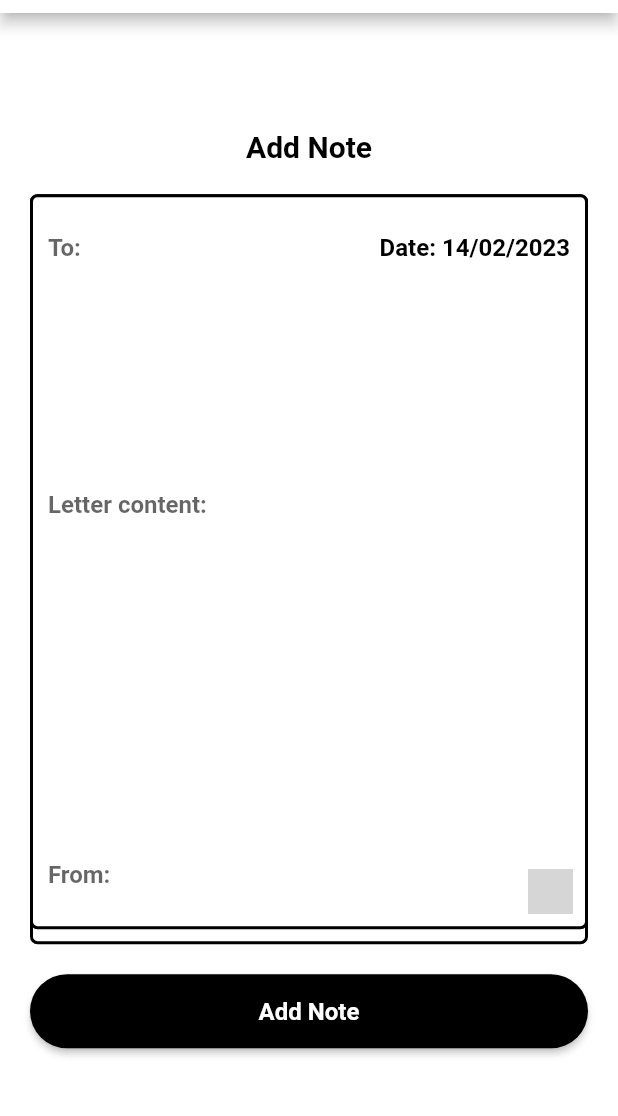
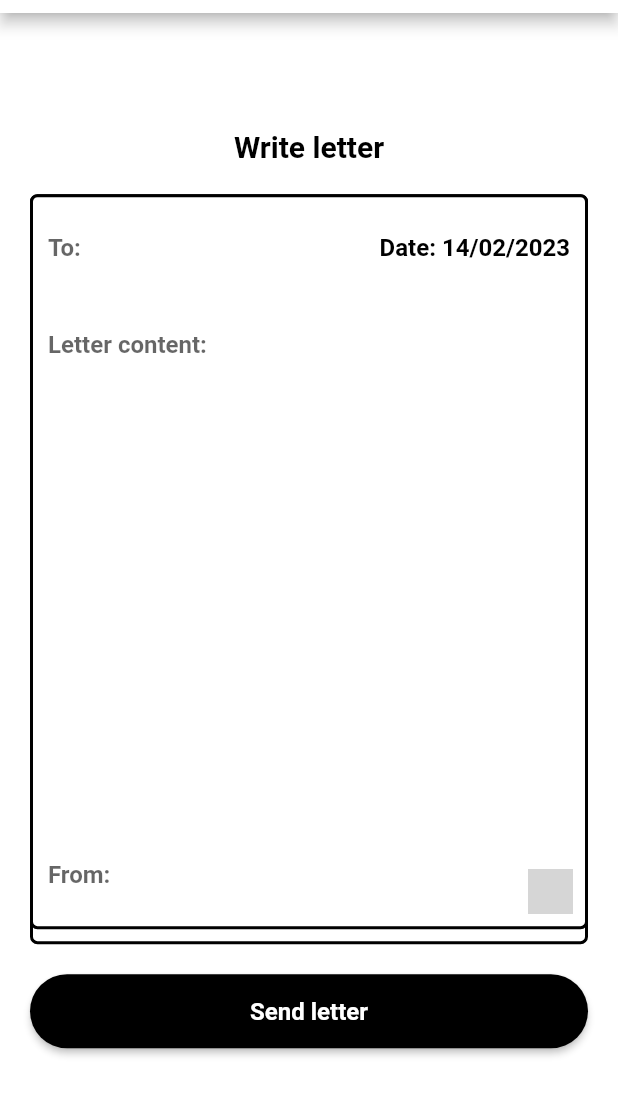
Before and after one commit to sadeelmu/lettre, a Flutter app: the AddNote screen opened by its route, on a phone screen of 412 x 824 dp, the part 71-1187 px from its top. Run offline on Flutter 3.47's test engine with Material 2 defaults, Android fonts, the phone set to English and light mode, and no system bars; our stand-ins replace cloud_firestore, firebase_core, flip_card, get_it, google_fonts; accounts and stored records are empty; grey boxes are pictures that could not be loaded.

Commit message:
fixed ui

```diff
--- a/lib/screens/add_note/add_note.dart
+++ b/lib/screens/add_note/add_note.dart
@@ -68,7 +68,7 @@ class _AddNoteState extends State<AddNote> {
           mainAxisAlignment: MainAxisAlignment.center,
           children: [
             Text(
-              "Add Note",
+              "Write letter",
               style: GoogleFonts.roboto(
                   color: Colors.black,
                   fontSize: 20,
@@ -127,12 +127,13 @@ class _AddNoteState extends State<AddNote> {
                               ),
                             ],
                           ),
-                          SizedBox(height: 40),
+                          SizedBox(height: 10),
                           Flexible(
+                            flex: 10,
                             child: TextField(
                               controller: _mainController,
                               keyboardType: TextInputType.multiline,
-                              maxLines: 5,
+                              maxLines: 500,
                               decoration: const InputDecoration(
                                 border: InputBorder.none,
                                 hintText: 'Letter content:',
@@ -143,8 +144,9 @@ class _AddNoteState extends State<AddNote> {
                                   fontWeight: FontWeight.bold),
                             ),
                           ),
-                          SizedBox(height: 40),
+                          SizedBox(height: 10),
                           Flexible(
+                            flex: 2,
                             child: TextField(
                               controller: _fromController,
                               keyboardType: TextInputType.name,
@@ -181,7 +183,7 @@ class _AddNoteState extends State<AddNote> {
               ),
             ),
             CustomButton(
-              buttonLabel: "Add Note",
+              buttonLabel: "Send letter",
               buttonCallBack: () async {
                 FirebaseFirestore.instance.collection("Letters").add({
                   "letter_content": _mainController.text,
--- a/lib/screens/home_screen/home_screen.dart
+++ b/lib/screens/home_screen/home_screen.dart
@@ -101,7 +101,7 @@ class _HomeScreenState extends State<HomeScreen> {
               ),
             ),
             CustomButton(
-              buttonLabel: "View Notes",
+              buttonLabel: "Read letters",
               buttonCallBack: () {
                 Navigator.pushNamed(context, RoutesConstants.inboxscreen);
               },
@@ -109,7 +109,7 @@ class _HomeScreenState extends State<HomeScreen> {
             ),
             SizedBox(height: 20),
             CustomButton(
-              buttonLabel: "Add Note",
+              buttonLabel: "Write letter",
               buttonCallBack: () {
                 Navigator.pushNamed(context, RoutesConstants.addnote);
               },
```
Also changed, not shown: lib/screens/letter_screen/letter_reader.dart (+8 -7 lines), lib/screens/letter_screen/letter_screen.dart (+0 -31 lines), lib/shared_widgets/letter.dart (+19 -4 lines).
